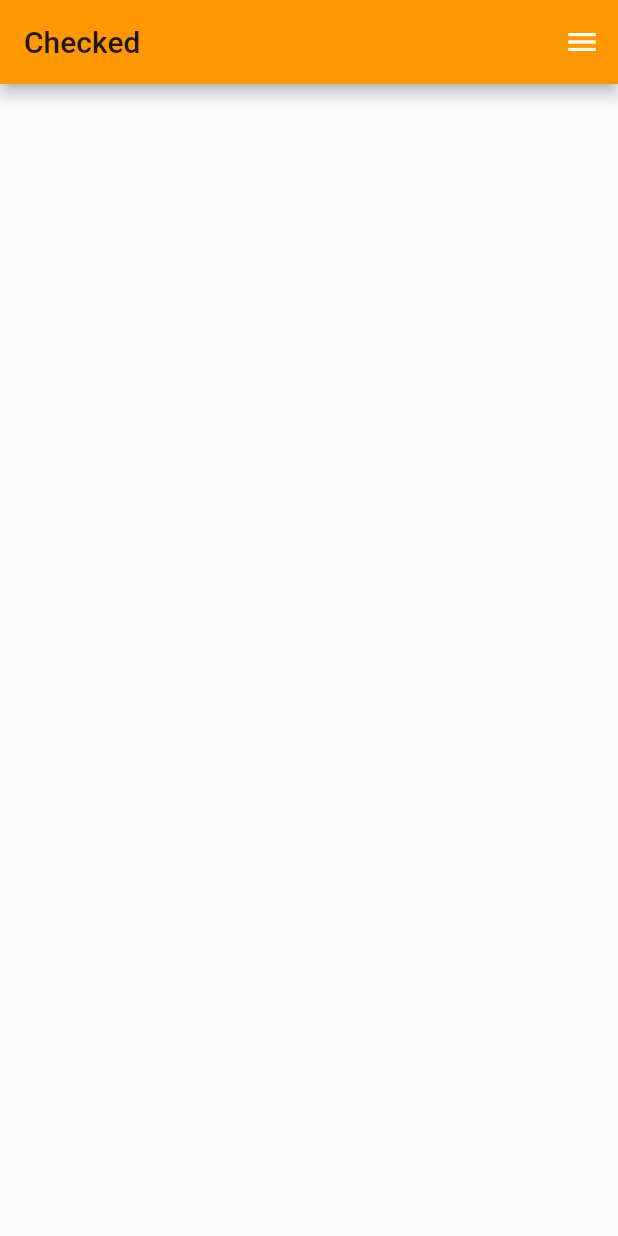
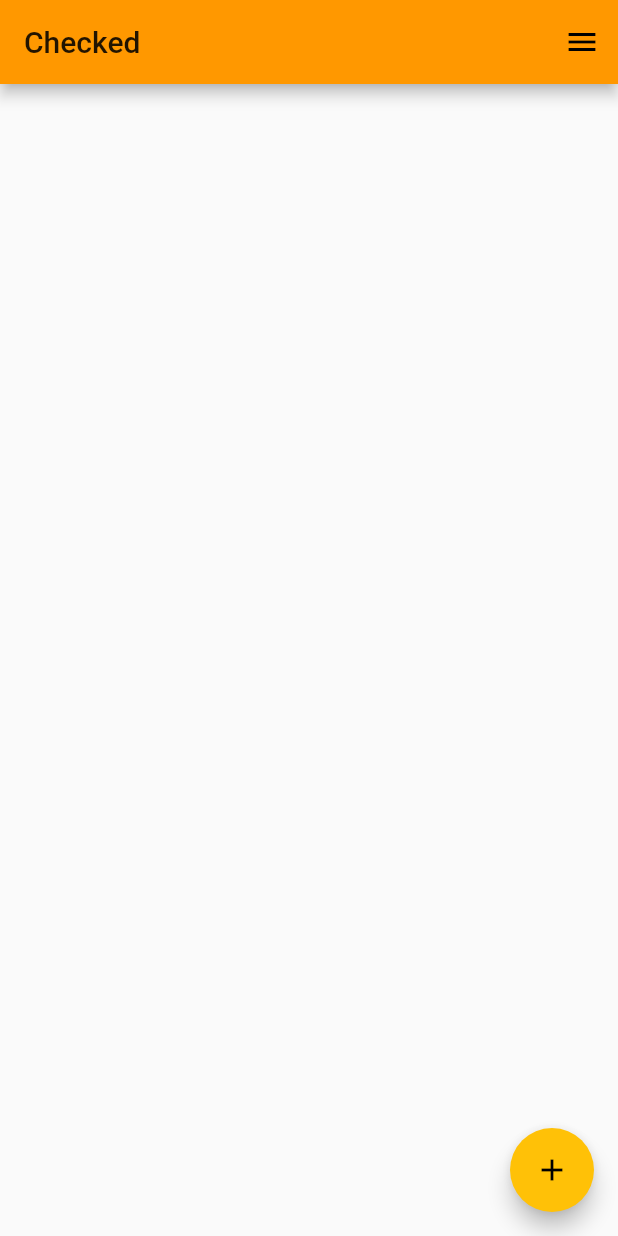
Before and after one commit to olafkotur/checked, a Flutter app: the Home screen opened directly, on a phone screen of 412 x 824 dp. Run offline on Flutter 3.47's test engine with Material 2 defaults, Android fonts, the phone set to English and light mode, and no system bars.

Commit message:
Add new box button

```diff
--- a/checked_mobile_application/lib/screens/home.dart
+++ b/checked_mobile_application/lib/screens/home.dart
@@ -15,7 +15,7 @@ class _HomeState extends State<Home> {
           IconButton(
             icon: Icon(
               Icons.menu,
-              color: Colors.white,
+              color: Colors.black,
             ),
             onPressed: () {
               // do something
@@ -23,6 +23,19 @@ class _HomeState extends State<Home> {
           )
         ],
       ),
+      body: Center(
+        child: Column(
+          mainAxisAlignment: MainAxisAlignment.center,
+          children: <Widget>[
+            // Add grid here
+          ],
+        ),
+      ),
+      floatingActionButton:  FloatingActionButton(
+        //onPressed: ,
+        tooltip: 'Add a new zone',
+        child: Icon(Icons.add),
+      ),
     );
   }
 }
```
